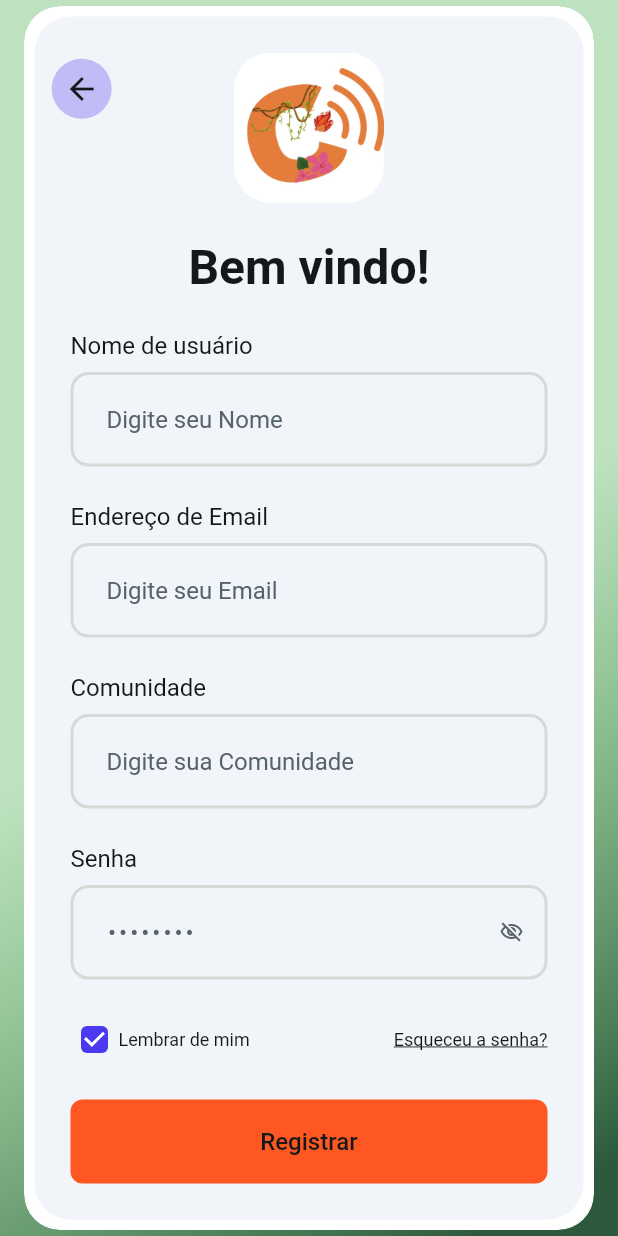
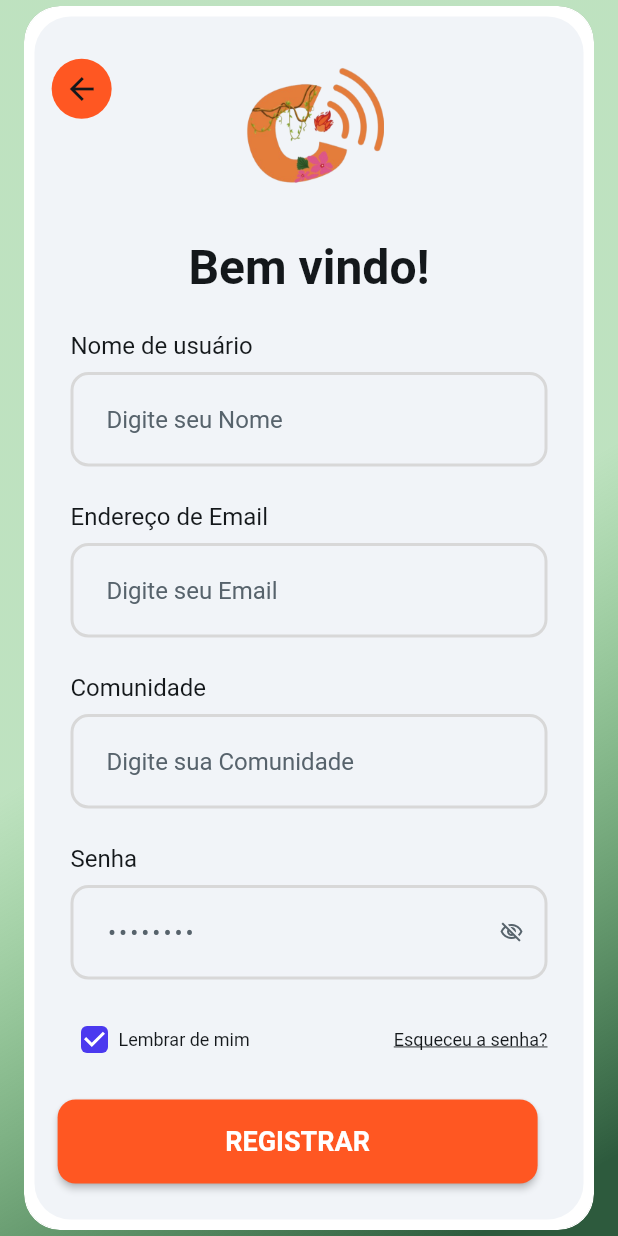
Before and after one commit to curupira4/hackathon, a Flutter app: the RegistrarWidget screen opened by its route, on a phone screen of 412 x 824 dp. Run offline on Flutter 3.47's test engine with Material 3 defaults, Android fonts, the phone set to English and light mode, and no system bars; drawn by our look-alikes of auto_size_text; our stand-ins replace cached_network_image, easy_debounce, font_awesome_flutter, from_css_color, go_router, google_fonts and 5 more; missing offline and left inert: json_path, pointer_interceptor; accounts and stored records are empty; Roboto replaces fonts that are missing (Readex Pro).

Commit message:
Updating to latest FlutterFlow output.

```diff
--- a/lib/pages/home2acesso/home2acesso_widget.dart
+++ b/lib/pages/home2acesso/home2acesso_widget.dart
@@ -216,9 +216,9 @@ class _Home2acessoWidgetState extends State<Home2acessoWidget> {
                       alignment: AlignmentDirectional(-0.33, -0.08),
                       child: FFButtonWidget(
                         onPressed: () async {
-                          context.pushNamed(MapaWidget.routeName);
+                          context.pushNamed(DenunciaWidget.routeName);
                         },
-                        text: 'VER MAPA',
+                        text: 'DENUNCIAR',
                         options: FFButtonOptions(
                           width: 320.0,
                           height: 56.0,
@@ -255,7 +255,7 @@ class _Home2acessoWidgetState extends State<Home2acessoWidget> {
                       alignment: AlignmentDirectional(-0.33, -0.08),
                       child: FFButtonWidget(
                         onPressed: () async {
-                          context.pushNamed(MapaWidget.routeName);
+                          context.pushNamed(SinaisWidget.routeName);
                         },
                         text: 'SINAIS DA MATA',
                         options: FFButtonOptions(
--- a/lib/pages/login/login_model.dart
+++ b/lib/pages/login/login_model.dart
@@ -1,5 +1,5 @@
-import '/backend/supabase/supabase.dart';
 import '/flutter_flow/flutter_flow_util.dart';
+import '/index.dart';
 import 'login_widget.dart' show LoginWidget;
 import 'package:flutter/material.dart';
 
@@ -38,9 +38,6 @@ class LoginModel extends FlutterFlowModel<LoginWidget> {
     return null;
   }
 
-  // Stores action output result for [Backend Call - Query Rows] action in LoginBtn widget.
-  List<CadastroRow>? usuarioEncontrado;
-
   @override
   void initState(BuildContext context) {
     emailAddressFieldTextControllerValidator =
--- a/lib/pages/registrar/registrar_model.dart
+++ b/lib/pages/registrar/registrar_model.dart
@@ -1,4 +1,5 @@
 import '/flutter_flow/flutter_flow_util.dart';
+import '/index.dart';
 import 'registrar_widget.dart' show RegistrarWidget;
 import 'package:flutter/material.dart';
 
--- a/lib/pages/registrar/registrar_widget.dart
+++ b/lib/pages/registrar/registrar_widget.dart
@@ -2,6 +2,7 @@ import '/flutter_flow/flutter_flow_icon_button.dart';
 import '/flutter_flow/flutter_flow_theme.dart';
 import '/flutter_flow/flutter_flow_util.dart';
 import '/flutter_flow/flutter_flow_widgets.dart';
+import '/index.dart';
 import 'package:flutter/material.dart';
 import 'package:google_fonts/google_fonts.dart';
 import 'registrar_model.dart';
@@ -132,7 +133,7 @@ class _RegistrarWidgetState extends State<RegistrarWidget> {
                                               borderRadius:
                                                   BorderRadius.circular(24.0),
                                               child: Image.asset(
-                                                'assets/images/WhatsApp_Image_2025-11-19_at_13.52.50.jpeg',
+                                                'assets/images/WhatsApp_Image_2025-11-19_at_13.52.50-removebg-preview.png',
                                                 width: 200.0,
                                                 height: 200.0,
                                                 fit: BoxFit.cover,
@@ -1146,21 +1147,20 @@ class _RegistrarWidgetState extends State<RegistrarWidget> {
                                               ].divide(SizedBox(width: 16.0)),
                                             ),
                                           ),
-                                          Padding(
-                                            padding:
-                                                EdgeInsetsDirectional.fromSTEB(
-                                                    24.0, 0.0, 24.0, 0.0),
+                                          Align(
+                                            alignment: AlignmentDirectional(
+                                                -0.33, -0.08),
                                             child: FFButtonWidget(
-                                              onPressed: () {
-                                                print('Button pressed ...');
+                                              onPressed: () async {
+                                                context.pushNamed(
+                                                    Home2acessoWidget
+                                                        .routeName);
                                               },
-                                              text: 'Registrar',
+                                              text: 'REGISTRAR',
                                               options: FFButtonOptions(
-                                                width: double.infinity,
+                                                width: 320.0,
                                                 height: 56.0,
-                                                padding: EdgeInsetsDirectional
-                                                    .fromSTEB(
-                                                        24.0, 0.0, 24.0, 0.0),
+                                                padding: EdgeInsets.all(8.0),
                                                 iconPadding:
                                                     EdgeInsetsDirectional
                                                         .fromSTEB(
@@ -1168,44 +1168,36 @@ class _RegistrarWidgetState extends State<RegistrarWidget> {
                                                 color: Color(0xFFFF5722),
                                                 textStyle: FlutterFlowTheme.of(
                                                         context)
-                                                    .titleSmall
+                                                    .titleMedium
                                                     .override(
                                                       font:
                                                           GoogleFonts.readexPro(
                                                         fontWeight:
-                                                            FlutterFlowTheme.of(
-                                                                    context)
-                                                                .titleSmall
-                                                                .fontWeight,
+                                                            FontWeight.w600,
                                                         fontStyle:
                                                             FlutterFlowTheme.of(
                                                                     context)
-                                                                .titleSmall
+                                                                .titleMedium
                                                                 .fontStyle,
                                                       ),
-                                                      color:
-                                                          FlutterFlowTheme.of(
-                                                                  context)
-                                                              .primaryText,
+                                                      color: Colors.white,
+                                                      fontSize: 18.0,
                                                       letterSpacing: 0.0,
                                                       fontWeight:
-                                                          FlutterFlowTheme.of(
-                                                                  context)
-                                                              .titleSmall
-                                                              .fontWeight,
+                                                          FontWeight.w600,
                                                       fontStyle:
                                                           FlutterFlowTheme.of(
                                                                   context)
-                                                              .titleSmall
+                                                              .titleMedium
                                                               .fontStyle,
                                                     ),
-                                                elevation: 0.0,
+                                                elevation: 2.0,
                                                 borderSide: BorderSide(
                                                   color: Colors.transparent,
                                                   width: 1.0,
                                                 ),
                                                 borderRadius:
-                                                    BorderRadius.circular(8.0),
+                                                    BorderRadius.circular(12.0),
                                               ),
                                             ),
                                           ),
@@ -1234,7 +1226,7 @@ class _RegistrarWidgetState extends State<RegistrarWidget> {
                       borderRadius: 20.0,
                       borderWidth: 1.0,
                       buttonSize: 40.0,
-                      fillColor: FlutterFlowTheme.of(context).accent1,
+                      fillColor: Color(0xFFFF5722),
                       icon: Icon(
                         Icons.arrow_back,
                         color: FlutterFlowTheme.of(context).primaryText,
```
Also changed, not shown: lib/pages/login/login_widget.dart (+20 -31 lines), lib/pages/mapa/mapa_widget.dart (+35 -31 lines), assets/images/WhatsApp_Image_2025-11-19_at_00.25.43.jpeg (deleted), assets/images/WhatsApp_Image_2025-11-19_at_13.52.50.jpeg (deleted).
